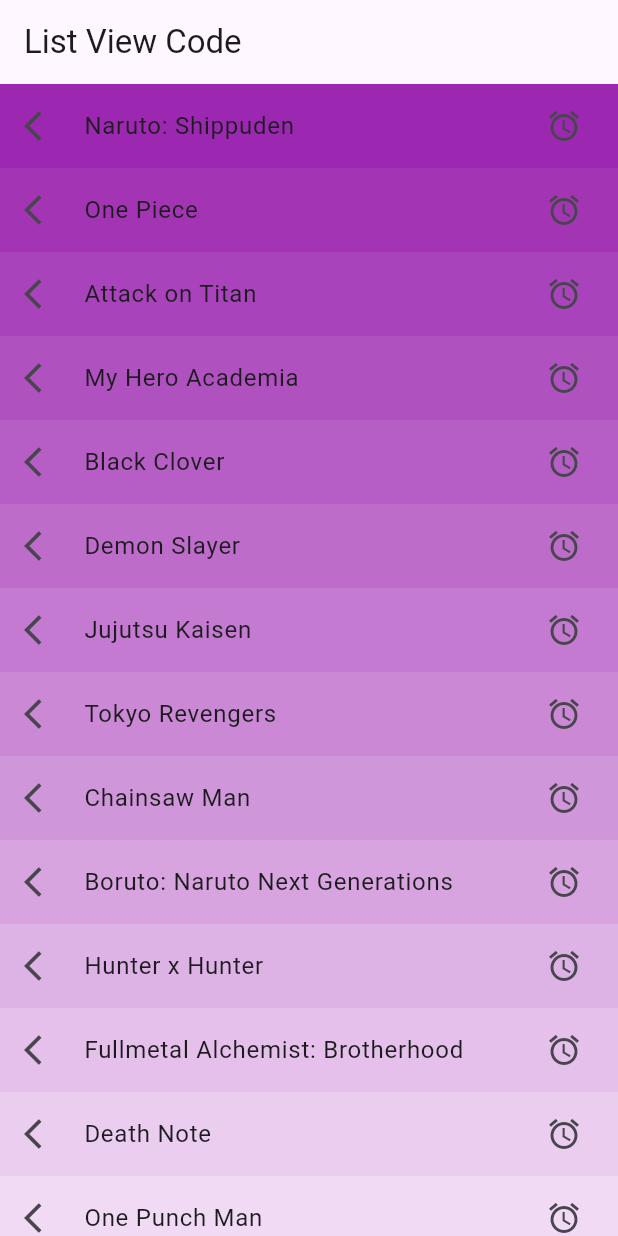
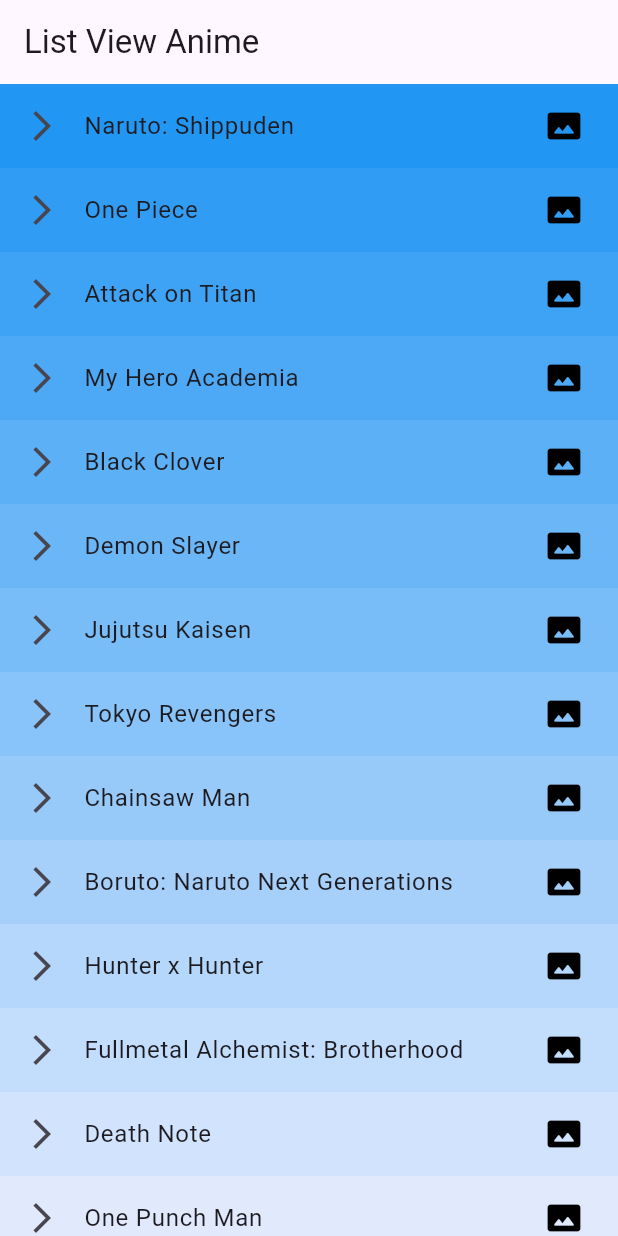
Before and after one commit to bastndev/Widgets_Flutter, a Flutter app: the screen it shows after launch, on a phone screen of 412 x 824 dp. Run offline on Flutter 3.47's test engine with Material 3 defaults, Android fonts, the phone set to English and light mode, and no system bars.

Commit message:
Refactor ListViewScreen to update list item appearance

```diff
--- a/lib/widgets/list_view_opacity_gradient.dart
+++ b/lib/widgets/list_view_opacity_gradient.dart
@@ -8,7 +8,7 @@ class ListViewGradientScreen extends StatelessWidget {
   Widget build(BuildContext context) {
     return Scaffold(
       appBar: AppBar(
-        title: const Text("List View Code"),
+        title: const Text("List View Anime"),
       ),
       body: ListView.builder(
         itemCount: animeList.length,
@@ -17,11 +17,14 @@ class ListViewGradientScreen extends StatelessWidget {
           double opacity = 1 - (index / animeList.length);
 
           return Container(
-            color: Colors.purple.withOpacity(opacity),
+            color: Colors.blue.withOpacity(opacity),
             child: ListTile(
-              leading: const Icon(Icons.arrow_back_ios),
+              leading: const Icon(Icons.arrow_forward_ios),
               title: Text(talk),
-              trailing: const Icon(Icons.alarm),
+              trailing: const Icon(
+                Icons.photo_size_select_actual_rounded,
+                color: Colors.black,
+              ),
             ),
           );
         },
```
